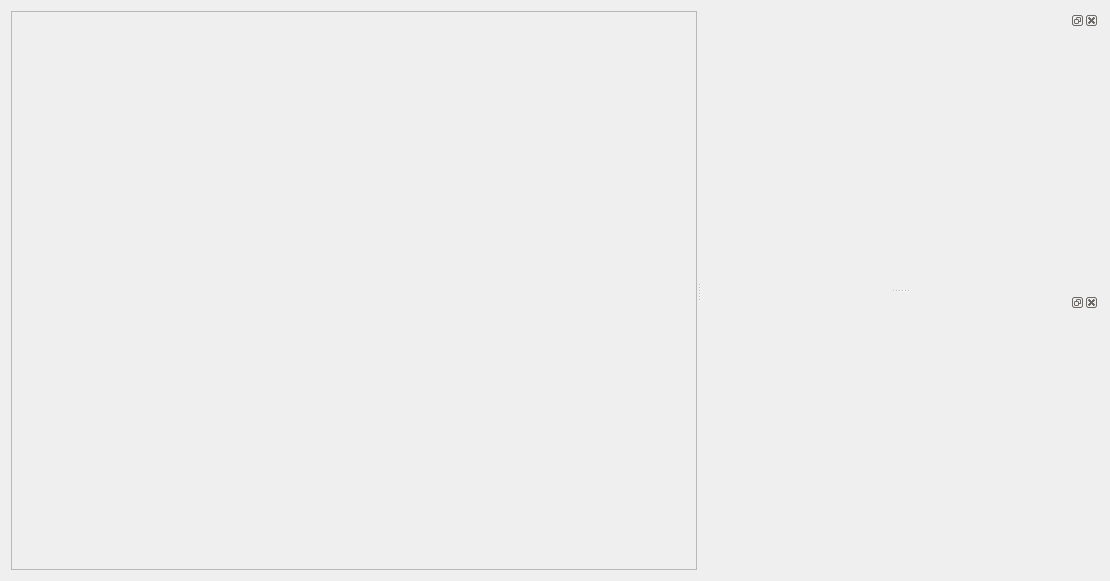
Old version of the form Frontend/Frontend/Tab_Creator.ui in the repository monaygod/GrajFer.
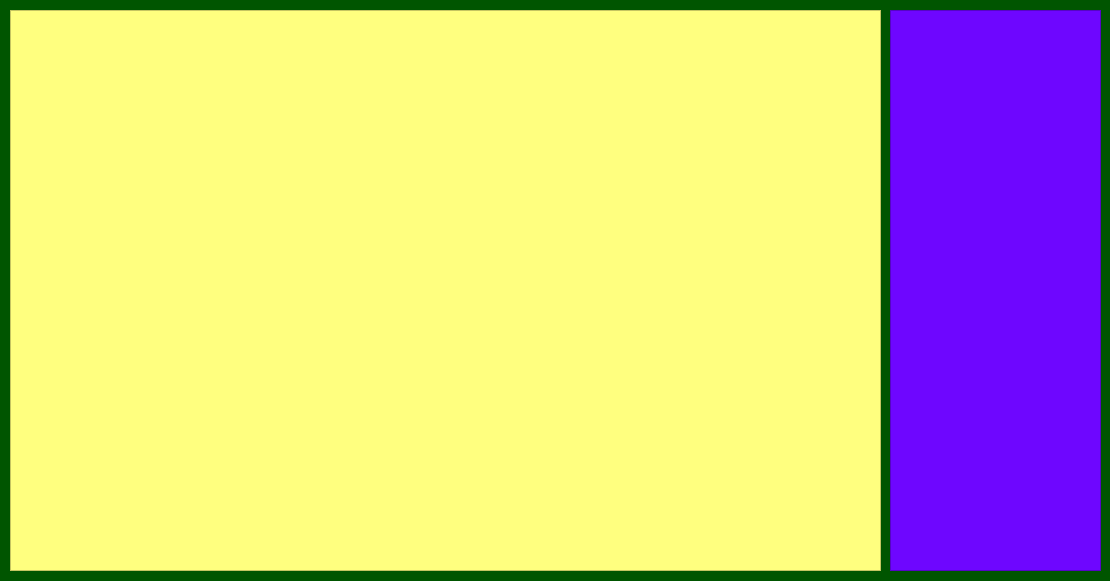
New version of the form.

The edit to the form file:
```diff
--- a/Frontend/Frontend/Tab_Creator.ui
+++ b/Frontend/Frontend/Tab_Creator.ui
@@ -13,13 +13,25 @@
   <property name="windowTitle">
    <string>Form</string>
   </property>
-  <layout class="QGridLayout" name="gridLayout">
-   <item row="0" column="0">
-    <widget class="QSplitter" name="splitter_2">
-     <property name="orientation">
-      <enum>Qt::Horizontal</enum>
+  <property name="autoFillBackground">
+   <bool>false</bool>
+  </property>
+  <property name="styleSheet">
+   <string notr="true">color: rgb(255, 10, 10);
+background-color: rgb(0, 85, 0);</string>
      </property>
      <widget class="QFrame" name="frame">
+   <property name="geometry">
+    <rect>
+     <x>10</x>
+     <y>10</y>
+     <width>871</width>
+     <height>561</height>
+    </rect>
+   </property>
+   <property name="styleSheet">
+    <string notr="true">background-color: rgb(255, 255, 127);</string>
+   </property>
       <property name="frameShape">
        <enum>QFrame::StyledPanel</enum>
       </property>
@@ -27,20 +39,25 @@
        <enum>QFrame::Raised</enum>
       </property>
      </widget>
-     <widget class="QSplitter" name="splitter">
-      <property name="orientation">
-       <enum>Qt::Vertical</enum>
-      </property>
-      <widget class="QDockWidget" name="dockWidget">
-       <widget class="QWidget" name="dockWidgetContents_3"/>
-      </widget>
-      <widget class="QDockWidget" name="dockWidget_2">
-       <widget class="QWidget" name="dockWidgetContents_4"/>
-      </widget>
-     </widget>
-    </widget>
-   </item>
-  </layout>
+  <widget class="QFrame" name="frame_2">
+   <property name="geometry">
+    <rect>
+     <x>890</x>
+     <y>10</y>
+     <width>211</width>
+     <height>561</height>
+    </rect>
+   </property>
+   <property name="styleSheet">
+    <string notr="true">background-color: rgb(110, 6, 255);</string>
+   </property>
+   <property name="frameShape">
+    <enum>QFrame::StyledPanel</enum>
+   </property>
+   <property name="frameShadow">
+    <enum>QFrame::Raised</enum>
+   </property>
+  </widget>
  </widget>
  <resources/>
  <connections/>
```
Lines whose indentation alone changed are shown as unchanged.
